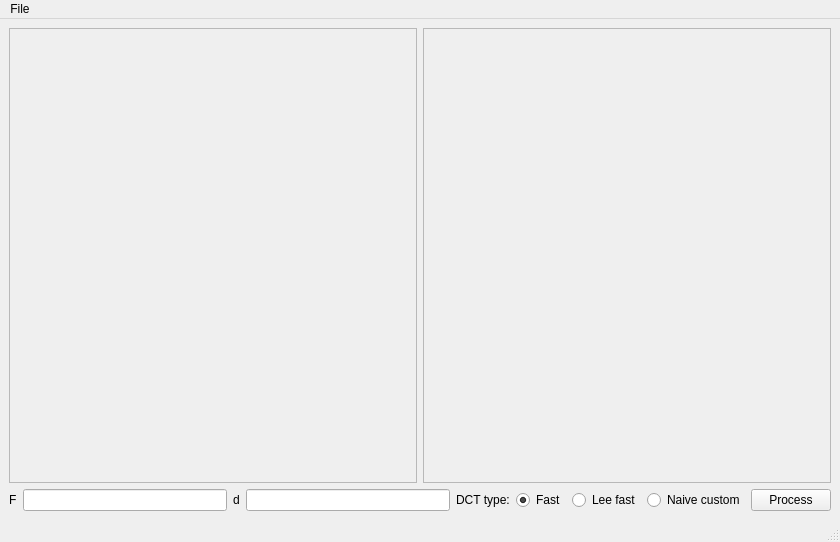
This is form/mainwindow.ui in AlbezJelt/DCT2 as Qt 5 draws it before an edit. The edited form follows.
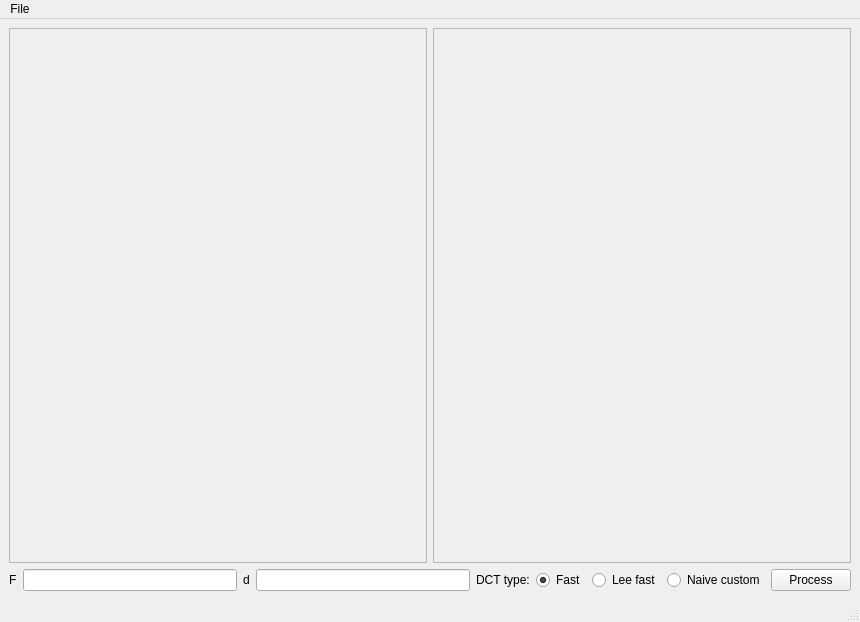
This is the edited form. Icons and pictures are not drawn. Custom widgets are drawn as their Qt base class.

The edit to the form file:
```diff
--- a/form/mainwindow.ui
+++ b/form/mainwindow.ui
@@ -6,8 +6,8 @@
    <rect>
     <x>0</x>
     <y>0</y>
-    <width>840</width>
-    <height>542</height>
+    <width>860</width>
+    <height>622</height>
    </rect>
   </property>
   <property name="windowTitle">
@@ -33,8 +33,8 @@
             <rect>
              <x>0</x>
              <y>0</y>
-             <width>404</width>
-             <height>424</height>
+             <width>414</width>
+             <height>524</height>
             </rect>
            </property>
            <widget class="QLabel" name="img">
@@ -63,11 +63,14 @@
             <rect>
              <x>0</x>
              <y>0</y>
-             <width>404</width>
-             <height>424</height>
+             <width>414</width>
+             <height>524</height>
             </rect>
            </property>
            <widget class="QLabel" name="img_2">
+            <property name="enabled">
+             <bool>true</bool>
+            </property>
             <property name="geometry">
              <rect>
               <x>150</x>
@@ -167,8 +170,8 @@
     <rect>
      <x>0</x>
      <y>0</y>
-     <width>840</width>
-     <height>27</height>
+     <width>860</width>
+     <height>21</height>
     </rect>
    </property>
    <widget class="QMenu" name="menuFile">
@@ -200,6 +203,13 @@
    </property>
   </action>
  </widget>
+ <customwidgets>
+  <customwidget>
+   <class>my_qlabel</class>
+   <extends>QLabel</extends>
+   <header location="global">my_qlabel.h</header>
+  </customwidget>
+ </customwidgets>
  <resources>
   <include location="../res/res.qrc"/>
  </resources>
```
Left out of the diff: 22 changed lines with no effect on the pictures.
